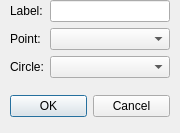
Before: the Qt Designer form Dialogs/AddLineDialogs/addlinesecondtangent.ui in LFriday13/geometry-toolbox, drawn with Qt 5.
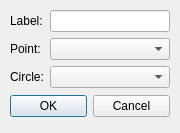
After: the same form once the commit is applied.

Commit message: Updated Geometry of dialogs.

The edit to the form file:
```diff
--- a/Dialogs/AddLineDialogs/addlinesecondtangent.ui
+++ b/Dialogs/AddLineDialogs/addlinesecondtangent.ui
@@ -33,7 +33,7 @@
    <property name="geometry">
     <rect>
      <x>10</x>
-     <y>0</y>
+     <y>10</y>
      <width>160</width>
      <height>80</height>
     </rect>
```
The commit also changes 6 other files.
